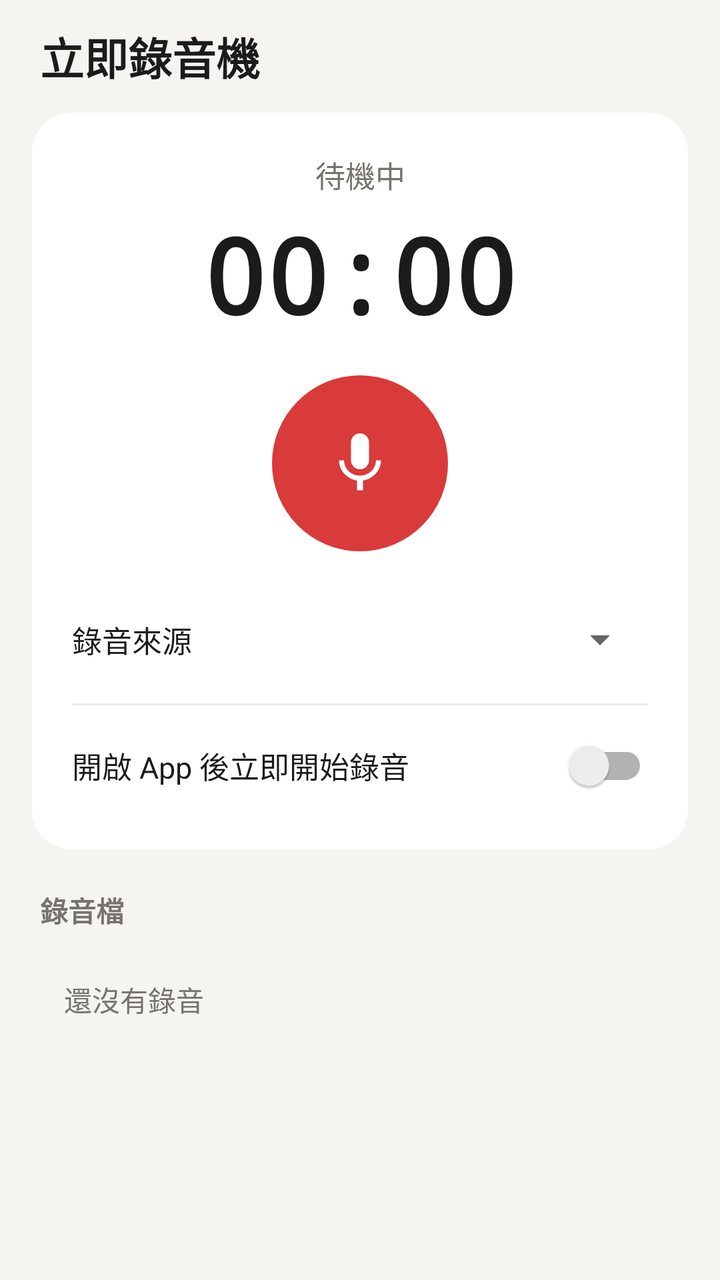
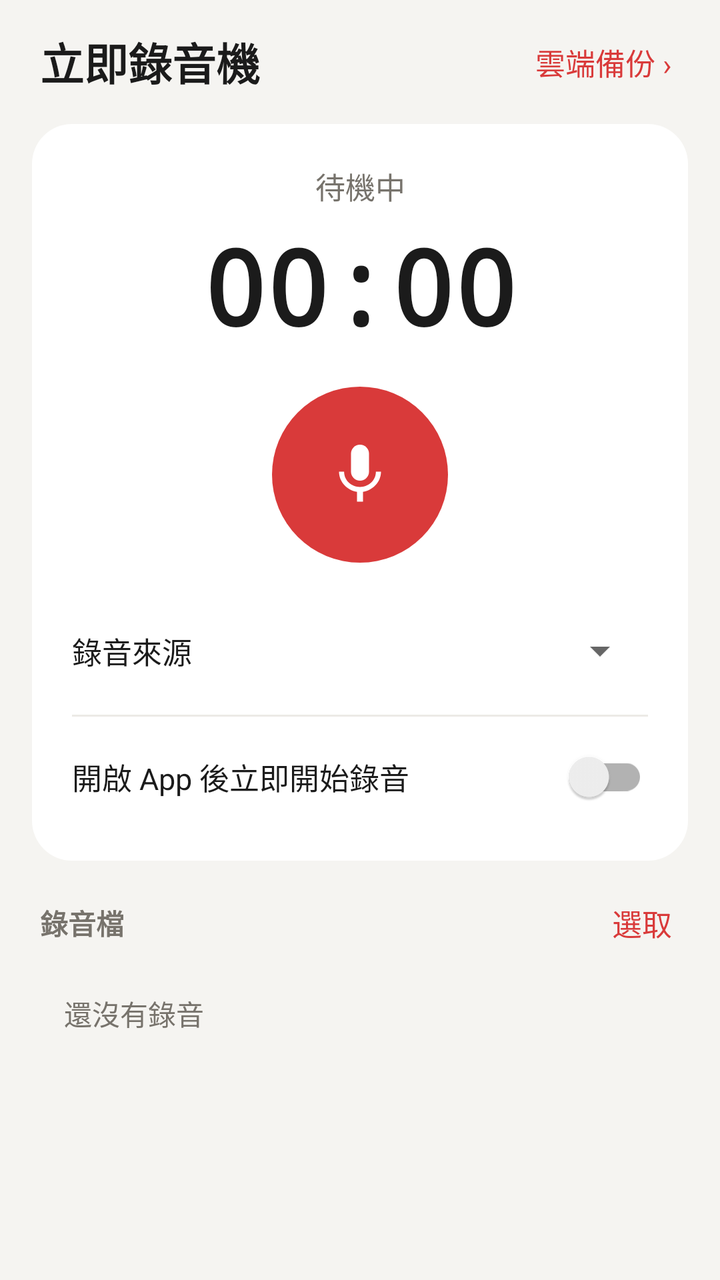

Before-and-after screenshots of an Android layout around one commit, followed by the original layout XML and the change that was made.
<!-- AndroidManifest.xml: application theme Theme.Record -->
<!-- res/layout/activity_main.xml -->
<?xml version="1.0" encoding="utf-8"?>
<LinearLayout xmlns:android="http://schemas.android.com/apk/res/android"
    android:layout_width="match_parent"
    android:layout_height="match_parent"
    android:background="@color/bg"
    android:orientation="vertical"
    android:paddingStart="16dp"
    android:paddingTop="12dp"
    android:paddingEnd="16dp"
    android:paddingBottom="8dp">

    <TextView
        android:layout_width="match_parent"
        android:layout_height="wrap_content"
        android:paddingStart="4dp"
        android:paddingBottom="12dp"
        android:text="@string/app_name"
        android:textColor="@color/text"
        android:textSize="22sp"
        android:textStyle="bold" />

    
    <LinearLayout
        android:layout_width="match_parent"
        android:layout_height="wrap_content"
        android:background="@drawable/bg_card"
        android:orientation="vertical"
        android:padding="20dp">

        <TextView
            android:id="@+id/tvStatus"
            android:layout_width="match_parent"
            android:layout_height="wrap_content"
            android:gravity="center"
            android:text="@string/status_idle"
            android:textColor="@color/text_sub"
            android:textSize="15sp" />

        <TextView
            android:id="@+id/tvTime"
            android:layout_width="match_parent"
            android:layout_height="wrap_content"
            android:layout_marginTop="4dp"
            android:fontFamily="monospace"
            android:gravity="center"
            android:text="00:00"
            android:textColor="@color/text"
            android:textSize="52sp"
            android:textStyle="bold" />

        <LinearLayout
            android:layout_width="match_parent"
            android:layout_height="wrap_content"
            android:layout_marginTop="16dp"
            android:gravity="center"
            android:orientation="horizontal">

            <ImageButton
                android:id="@+id/btnPause"
                android:layout_width="56dp"
                android:layout_height="56dp"
                android:background="@drawable/bg_circle_soft"
                android:contentDescription="@string/btn_pause"
                android:padding="16dp"
                android:scaleType="fitCenter"
                android:src="@drawable/ic_pause"
                android:tint="@color/icon"
                android:visibility="invisible" />

            <ImageButton
                android:id="@+id/btnRecord"
                android:layout_width="88dp"
                android:layout_height="88dp"
                android:layout_marginStart="24dp"
                android:layout_marginEnd="24dp"
                android:background="@drawable/bg_record"
                android:contentDescription="@string/btn_start"
                android:padding="26dp"
                android:scaleType="fitCenter"
                android:src="@drawable/ic_mic"
                android:tint="@color/white" />

            
            <View
                android:layout_width="56dp"
                android:layout_height="56dp"
                android:visibility="invisible" />
        </LinearLayout>

        <LinearLayout
            android:layout_width="match_parent"
            android:layout_height="wrap_content"
            android:layout_marginTop="20dp"
            android:gravity="center_vertical"
            android:orientation="horizontal">

            <TextView
                android:layout_width="wrap_content"
                android:layout_height="wrap_content"
                android:text="@string/source_title"
                android:textColor="@color/text"
                android:textSize="15sp" />

            <Spinner
                android:id="@+id/spSource"
                android:layout_width="0dp"
                android:layout_height="48dp"
                android:layout_marginStart="12dp"
                android:layout_weight="1" />
        </LinearLayout>

        <View
            android:layout_width="match_parent"
            android:layout_height="1dp"
            android:layout_marginTop="8dp"
            android:layout_marginBottom="8dp"
            android:background="@color/soft" />

        <androidx.appcompat.widget.SwitchCompat
            android:id="@+id/swAuto"
            android:layout_width="match_parent"
            android:layout_height="wrap_content"
            android:minHeight="44dp"
            android:text="@string/auto_start"
            android:textColor="@color/text"
            android:textSize="15sp" />
    </LinearLayout>

    
    <TextView
        android:id="@+id/tvListTitle"
        android:layout_width="match_parent"
        android:layout_height="wrap_content"
        android:paddingStart="4dp"
        android:paddingTop="20dp"
        android:paddingBottom="8dp"
        android:text="@string/list_title"
        android:textColor="@color/text_sub"
        android:textSize="14sp"
        android:textStyle="bold" />

    <TextView
        android:id="@+id/tvEmpty"
        android:layout_width="match_parent"
        android:layout_height="wrap_content"
        android:padding="16dp"
        android:text="@string/list_empty"
        android:textColor="@color/text_sub"
        android:textSize="14sp" />

    <ListView
        android:id="@+id/listView"
        android:layout_width="match_parent"
        android:layout_height="0dp"
        android:layout_weight="1"
        android:clipToPadding="false"
        android:divider="@null"
        android:dividerHeight="0dp"
        android:listSelector="@android:color/transparent"
        android:paddingBottom="12dp"
        android:scrollbars="none" />
</LinearLayout>
<!-- resources referenced by this layout -->
<resources>
  <color name="bg">#F5F4F1</color>
  <color name="icon">#4A4640</color>
  <color name="soft">#ECEAE6</color>
  <color name="text">#1B1B1B</color>
  <color name="text_sub">#77736C</color>
  <color name="white">#FFFFFF</color>
  <!-- drawable bg_card (drawable) -->
  <?xml version="1.0" encoding="utf-8"?>
  <shape xmlns:android="http://schemas.android.com/apk/res/android"
      android:shape="rectangle">
      <solid android:color="@color/card" />
      <corners android:radius="20dp" />
  </shape>
  <!-- drawable bg_circle_soft (drawable) -->
  <?xml version="1.0" encoding="utf-8"?>
  <ripple xmlns:android="http://schemas.android.com/apk/res/android"
      android:color="#33808080">
      <item>
          <shape android:shape="oval">
              <solid android:color="@color/soft" />
          </shape>
      </item>
  </ripple>
  <!-- drawable bg_record (drawable) -->
  <?xml version="1.0" encoding="utf-8"?>
  <ripple xmlns:android="http://schemas.android.com/apk/res/android"
      android:color="#44FFFFFF">
      <item>
          <shape android:shape="oval">
              <solid android:color="@color/brand" />
          </shape>
      </item>
  </ripple>
  <!-- drawable ic_mic (drawable) -->
  <?xml version="1.0" encoding="utf-8"?>
  <vector xmlns:android="http://schemas.android.com/apk/res/android"
      android:width="24dp"
      android:height="24dp"
      android:viewportWidth="24"
      android:viewportHeight="24">
      <path
          android:fillColor="#FF000000"
          android:pathData="M12,14c1.66,0 3,-1.34 3,-3V5c0,-1.66 -1.34,-3 -3,-3S9,3.34 9,5v6c0,1.66 1.34,3 3,3z" />
      <path
          android:fillColor="#FF000000"
          android:pathData="M17.3,11c0,3 -2.54,5.1 -5.3,5.1S6.7,14 6.7,11H5c0,3.41 2.72,6.23 6,6.72V21h2v-3.28c3.28,-0.48 6,-3.3 6,-6.72h-1.7z" />
  </vector>
  <!-- drawable ic_pause (drawable) -->
  <?xml version="1.0" encoding="utf-8"?>
  <vector xmlns:android="http://schemas.android.com/apk/res/android"
      android:width="24dp"
      android:height="24dp"
      android:viewportWidth="24"
      android:viewportHeight="24">
      <path
          android:fillColor="#FF000000"
          android:pathData="M6,19h4V5H6v14zM14,5v14h4V5h-4z" />
  </vector>
  <string name="app_name">立即錄音機</string>
  <string name="auto_start">開啟 App 後立即開始錄音</string>
  <string name="btn_pause">暫停</string>
  <string name="btn_start">● 開始錄音</string>
  <string name="list_empty">還沒有錄音</string>
  <string name="list_title">錄音檔</string>
  <string name="source_title">錄音來源</string>
  <string name="status_idle">待機中</string>
  <style name="Theme.Record" parent="Theme.AppCompat.DayNight.NoActionBar">
          <item name="colorPrimary">@color/brand</item>
          <item name="colorPrimaryDark">@color/brand_dark</item>
          <item name="colorAccent">@color/brand</item>
          <item name="android:windowBackground">@color/bg</item>
          <item name="android:statusBarColor">@color/bg</item>
          <item name="android:navigationBarColor">@color/bg</item>
          <item name="android:windowLightStatusBar">true</item>
          <item name="android:windowLightNavigationBar">true</item>
      </style>
  <color name="card">#FFFFFF</color>
  <color name="brand">#D93A3A</color>
  <color name="brand_dark">#A82727</color>
</resources>

<!-- the commit's change to res/layout/activity_main.xml (unified diff, before → after) -->
@@ -9,15 +9,32 @@
     android:paddingEnd="16dp"
     android:paddingBottom="8dp">
 
-    <TextView
-        android:layout_width="match_parent"
-        android:layout_height="wrap_content"
-        android:paddingStart="4dp"
-        android:paddingBottom="12dp"
-        android:text="@string/app_name"
-        android:textColor="@color/text"
-        android:textSize="22sp"
-        android:textStyle="bold" />
+    <LinearLayout
+        android:layout_width="match_parent"
+        android:layout_height="wrap_content"
+        android:gravity="center_vertical"
+        android:orientation="horizontal"
+        android:paddingBottom="12dp">
+
+        <TextView
+            android:layout_width="0dp"
+            android:layout_height="wrap_content"
+            android:layout_weight="1"
+            android:paddingStart="4dp"
+            android:text="@string/app_name"
+            android:textColor="@color/text"
+            android:textSize="22sp"
+            android:textStyle="bold" />
+
+        <TextView
+            android:id="@+id/tvBackup"
+            android:layout_width="wrap_content"
+            android:layout_height="wrap_content"
+            android:padding="8dp"
+            android:text="@string/backup_link"
+            android:textColor="@color/brand"
+            android:textSize="15sp" />
+    </LinearLayout>
 
     
     <LinearLayout
@@ -127,17 +144,33 @@
     </LinearLayout>
 
     
-    <TextView
-        android:id="@+id/tvListTitle"
-        android:layout_width="match_parent"
-        android:layout_height="wrap_content"
-        android:paddingStart="4dp"
-        android:paddingTop="20dp"
-        android:paddingBottom="8dp"
-        android:text="@string/list_title"
-        android:textColor="@color/text_sub"
-        android:textSize="14sp"
-        android:textStyle="bold" />
+    <LinearLayout
+        android:layout_width="match_parent"
+        android:layout_height="wrap_content"
+        android:gravity="center_vertical"
+        android:orientation="horizontal"
+        android:paddingTop="12dp">
+
+        <TextView
+            android:id="@+id/tvListTitle"
+            android:layout_width="0dp"
+            android:layout_height="wrap_content"
+            android:layout_weight="1"
+            android:paddingStart="4dp"
+            android:text="@string/list_title"
+            android:textColor="@color/text_sub"
+            android:textSize="14sp"
+            android:textStyle="bold" />
+
+        <TextView
+            android:id="@+id/tvSelect"
+            android:layout_width="wrap_content"
+            android:layout_height="wrap_content"
+            android:padding="8dp"
+            android:text="@string/select"
+            android:textColor="@color/brand"
+            android:textSize="15sp" />
+    </LinearLayout>
 
     <TextView
         android:id="@+id/tvEmpty"
@@ -159,4 +192,41 @@
         android:listSelector="@android:color/transparent"
         android:paddingBottom="12dp"
         android:scrollbars="none" />
+
+    
+    <LinearLayout
+        android:id="@+id/selectBar"
+        android:layout_width="match_parent"
+        android:layout_height="wrap_content"
+        android:background="@drawable/bg_card"
+        android:gravity="center_vertical"
+        android:orientation="horizontal"
+        android:padding="4dp"
+        android:visibility="gone">
+
+        <Button
+            android:id="@+id/btnSelAll"
+            style="@style/Widget.AppCompat.Button.Borderless.Colored"
+            android:layout_width="0dp"
+            android:layout_height="wrap_content"
+            android:layout_weight="1"
+            android:text="@string/sel_all" />
+
+        <Button
+            android:id="@+id/btnSelDelete"
+            style="@style/Widget.AppCompat.Button.Borderless.Colored"
+            android:layout_width="0dp"
+            android:layout_height="wrap_content"
+            android:layout_weight="1"
+            android:text="@string/act_delete"
+            android:textColor="@color/danger" />
+
+        <Button
+            android:id="@+id/btnSelCancel"
+            style="@style/Widget.AppCompat.Button.Borderless.Colored"
+            android:layout_width="0dp"
+            android:layout_height="wrap_content"
+            android:layout_weight="1"
+            android:text="@string/sel_cancel" />
+    </LinearLayout>
 </LinearLayout>
<!-- resource entries referenced after the edit -->
@@ -58,12 +58,17 @@
           android:fillColor="#FF000000"
           android:pathData="M6,19h4V5H6v14zM14,5v14h4V5h-4z" />
   </vector>
+  <string name="act_delete">刪除</string>
   <string name="app_name">立即錄音機</string>
   <string name="auto_start">開啟 App 後立即開始錄音</string>
+  <string name="backup_link">雲端備份 ›</string>
   <string name="btn_pause">暫停</string>
   <string name="btn_start">● 開始錄音</string>
   <string name="list_empty">還沒有錄音</string>
   <string name="list_title">錄音檔</string>
+  <string name="sel_all">全選</string>
+  <string name="sel_cancel">取消</string>
+  <string name="select">選取</string>
   <string name="source_title">錄音來源</string>
   <string name="status_idle">待機中</string>
   <style name="Theme.Record" parent="Theme.AppCompat.DayNight.NoActionBar">
@@ -78,6 +83,7 @@
       </style>
   <color name="card">#FFFFFF</color>
   <color name="brand">#D93A3A</color>
+  <color name="danger">#C0392B</color>
   <color name="brand_dark">#A82727</color>
 </resources>
 
